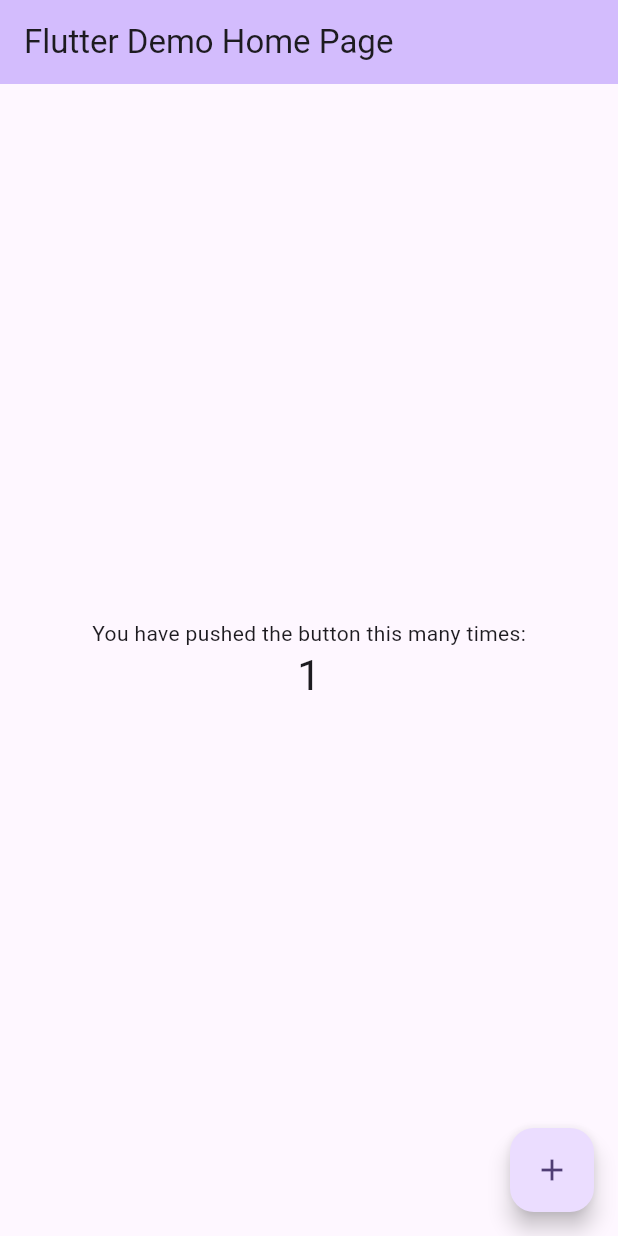
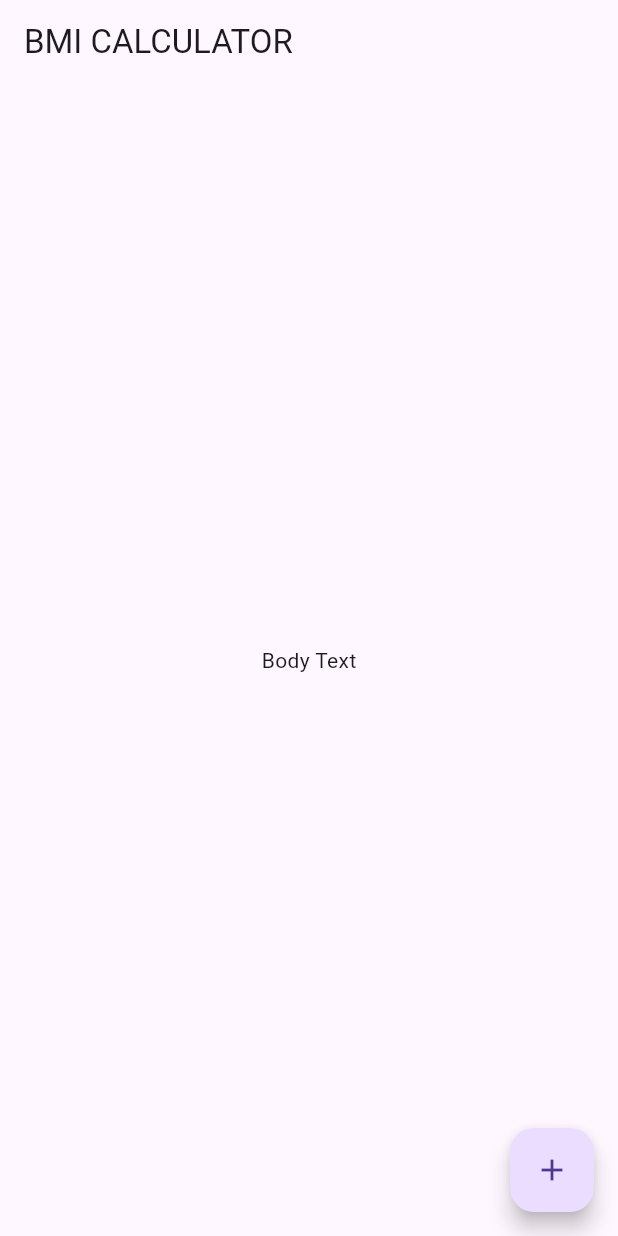
Before and after one commit to KASRA10/BMI-Calculator_V1, a Flutter app: the screen it shows after launch, after a tap on the "add" icon, on a phone screen of 412 x 824 dp. Run offline on Flutter 3.47's test engine with Material 3 defaults, Android fonts, the phone set to English and light mode, and no system bars.

Commit message:
Write Structure Of Main

```diff
--- a/lib/main.dart
+++ b/lib/main.dart
@@ -1,125 +1,40 @@
 import 'package:flutter/material.dart';
 
-void main() {
-  runApp(const MyApp());
-}
+void main() => runApp(const BMICalculator());
 
-class MyApp extends StatelessWidget {
-  const MyApp({super.key});
+class BMICalculator extends StatelessWidget {
+  const BMICalculator({super.key});
 
-  // This widget is the root of your application.
   @override
   Widget build(BuildContext context) {
-    return MaterialApp(
-      title: 'Flutter Demo',
-      theme: ThemeData(
-        // This is the theme of your application.
-        //
-        // TRY THIS: Try running your application with "flutter run". You'll see
-        // the application has a purple toolbar. Then, without quitting the app,
-        // try changing the seedColor in the colorScheme below to Colors.green
-        // and then invoke "hot reload" (save your changes or press the "hot
-        // reload" button in a Flutter-supported IDE, or press "r" if you used
-        // the command line to start the app).
-        //
-        // Notice that the counter didn't reset back to zero; the application
-        // state is not lost during the reload. To reset the state, use hot
-        // restart instead.
-        //
-        // This works for code too, not just values: Most code changes can be
-        // tested with just a hot reload.
-        colorScheme: ColorScheme.fromSeed(seedColor: Colors.deepPurple),
-        useMaterial3: true,
-      ),
-      home: const MyHomePage(title: 'Flutter Demo Home Page'),
+    return const MaterialApp(
+      home: InputPage(),
     );
   }
 }
 
-class MyHomePage extends StatefulWidget {
-  const MyHomePage({super.key, required this.title});
-
-  // This widget is the home page of your application. It is stateful, meaning
-  // that it has a State object (defined below) that contains fields that affect
-  // how it looks.
-
-  // This class is the configuration for the state. It holds the values (in this
-  // case the title) provided by the parent (in this case the App widget) and
-  // used by the build method of the State. Fields in a Widget subclass are
-  // always marked "final".
-
-  final String title;
+class InputPage extends StatefulWidget {
+  const InputPage({super.key});
 
   @override
-  State<MyHomePage> createState() => _MyHomePageState();
+  // ignore: library_private_types_in_public_api
+  _InputPageState createState() => _InputPageState();
 }
 
-class _MyHomePageState extends State<MyHomePage> {
-  int _counter = 0;
-
-  void _incrementCounter() {
-    setState(() {
-      // This call to setState tells the Flutter framework that something has
-      // changed in this State, which causes it to rerun the build method below
-      // so that the display can reflect the updated values. If we changed
-      // _counter without calling setState(), then the build method would not be
-      // called again, and so nothing would appear to happen.
-      _counter++;
-    });
-  }
-
+class _InputPageState extends State<InputPage> {
   @override
   Widget build(BuildContext context) {
-    // This method is rerun every time setState is called, for instance as done
-    // by the _incrementCounter method above.
-    //
-    // The Flutter framework has been optimized to make rerunning build methods
-    // fast, so that you can just rebuild anything that needs updating rather
-    // than having to individually change instances of widgets.
     return Scaffold(
       appBar: AppBar(
-        // TRY THIS: Try changing the color here to a specific color (to
-        // Colors.amber, perhaps?) and trigger a hot reload to see the AppBar
-        // change color while the other colors stay the same.
-        backgroundColor: Theme.of(context).colorScheme.inversePrimary,
-        // Here we take the value from the MyHomePage object that was created by
-        // the App.build method, and use it to set our appbar title.
-        title: Text(widget.title),
+        title: const Text('BMI CALCULATOR'),
       ),
-      body: Center(
-        // Center is a layout widget. It takes a single child and positions it
-        // in the middle of the parent.
-        child: Column(
-          // Column is also a layout widget. It takes a list of children and
-          // arranges them vertically. By default, it sizes itself to fit its
-          // children horizontally, and tries to be as tall as its parent.
-          //
-          // Column has various properties to control how it sizes itself and
-          // how it positions its children. Here we use mainAxisAlignment to
-          // center the children vertically; the main axis here is the vertical
-          // axis because Columns are vertical (the cross axis would be
-          // horizontal).
-          //
-          // TRY THIS: Invoke "debug painting" (choose the "Toggle Debug Paint"
-          // action in the IDE, or press "p" in the console), to see the
-          // wireframe for each widget.
-          mainAxisAlignment: MainAxisAlignment.center,
-          children: <Widget>[
-            const Text(
-              'You have pushed the button this many times:',
-            ),
-            Text(
-              '$_counter',
-              style: Theme.of(context).textTheme.headlineMedium,
-            ),
-          ],
-        ),
+      body: const Center(
+        child: Text('Body Text'),
       ),
       floatingActionButton: FloatingActionButton(
-        onPressed: _incrementCounter,
-        tooltip: 'Increment',
+        onPressed: () {},
         child: const Icon(Icons.add),
-      ), // This trailing comma makes auto-formatting nicer for build methods.
+      ),
     );
   }
 }
```
